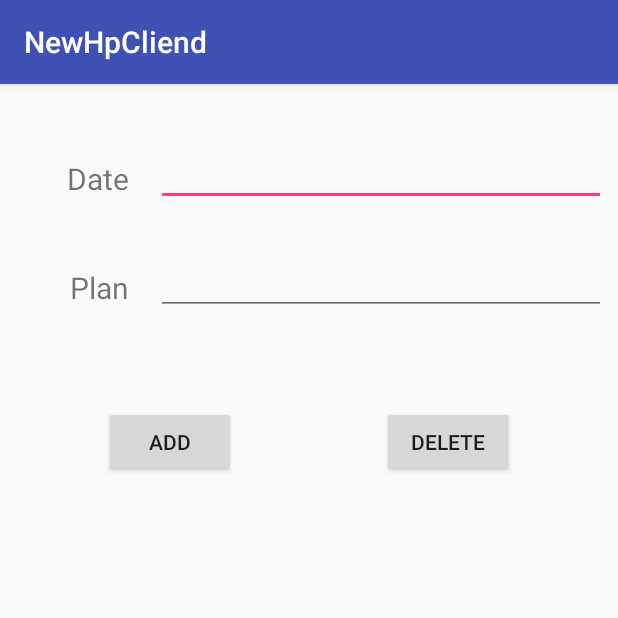
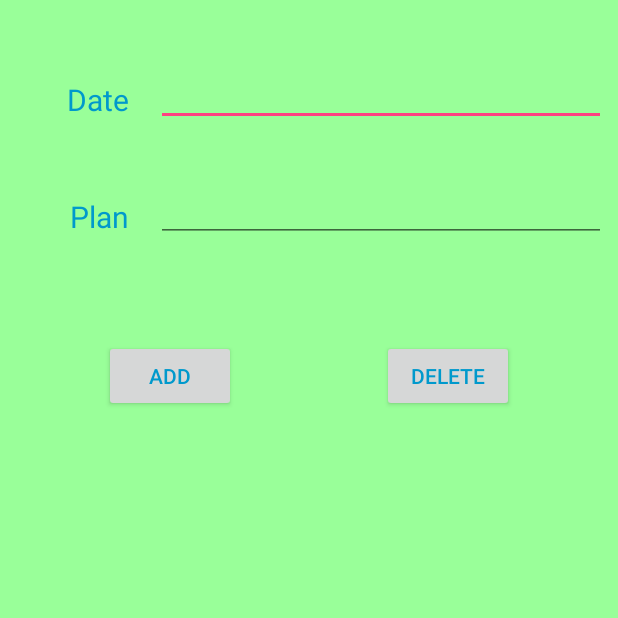
Before and after one commit to Acytoo/NewHpClient, an Android app: the EditPlanActivity screen opened directly, with no data from a screen before it, on a phone screen of 412 x 824 dp, the top half of it. Run offline under Robolectric (Android 15) with nearby library versions, the phone set to English and light mode, and no system bars.

Commit message:
changed layout

```diff
--- a/app/src/main/java/com/acytoo/newhpcliend/EditPlanActivity.java
+++ b/app/src/main/java/com/acytoo/newhpcliend/EditPlanActivity.java
@@ -1,5 +1,8 @@
 package com.acytoo.newhpcliend;
 
+import android.graphics.Color;
+import android.os.Build;
+import android.support.v7.app.ActionBar;
 import android.support.v7.app.AppCompatActivity;
 import android.os.Bundle;
 import android.util.Log;
@@ -22,6 +25,17 @@ public class EditPlanActivity extends AppCompatActivity {
         super.onCreate(savedInstanceState);
         setContentView(R.layout.activity_edit_plan);
 
+        if (Build.VERSION.SDK_INT >= 21) {
+            View decorView = getWindow().getDecorView();
+            int option = View.SYSTEM_UI_FLAG_LAYOUT_FULLSCREEN
+                    | View.SYSTEM_UI_FLAG_LAYOUT_STABLE;
+            decorView.setSystemUiVisibility(option);
+            getWindow().setStatusBarColor(Color.TRANSPARENT);
+            ActionBar actionBar = getSupportActionBar();
+            if (actionBar != null) {
+                actionBar.hide();
+            }
+        }
         addButton = findViewById(R.id.addButton);
         deleteButton = findViewById(R.id.deleteButton);
         dateInput = findViewById(R.id.editDate);
@@ -67,7 +81,6 @@ public class EditPlanActivity extends AppCompatActivity {
         planBoard.setText(todaysPlans);
         dateInput.setText("");
         planInput.setText("");
-        //Log.i("nothing", "Showed Today's Plans ");
     }
 
 
--- a/app/src/main/res/layout/activity_edit_plan.xml
+++ b/app/src/main/res/layout/activity_edit_plan.xml
@@ -5,6 +5,7 @@
     android:id="@+id/planInput"
     android:layout_width="match_parent"
     android:layout_height="match_parent"
+    android:background="#99ff99"
     tools:context=".EditPlanActivity">
 
     <TextView
@@ -16,6 +17,7 @@
         android:layout_marginStart="8dp"
         android:layout_marginTop="8dp"
         android:text="@string/date"
+        android:textColor="#0099cc"
         android:textSize="20sp"
         app:layout_constraintBottom_toBottomOf="parent"
         app:layout_constraintEnd_toStartOf="@+id/editDate"
@@ -35,6 +37,7 @@
         android:ems="10"
         android:gravity="center"
         android:inputType="date"
+        android:textColor="#0099cc"
         app:layout_constraintBottom_toBottomOf="parent"
         app:layout_constraintEnd_toEndOf="parent"
         app:layout_constraintHorizontal_bias="1.0"
@@ -52,6 +55,7 @@
         android:layout_marginTop="8dp"
         android:text="@string/plan"
         android:textSize="20sp"
+        android:textColor="#0099cc"
         app:layout_constraintBottom_toBottomOf="parent"
         app:layout_constraintEnd_toStartOf="@+id/editDate"
         app:layout_constraintHorizontal_bias="0.789"
@@ -69,6 +73,7 @@
         android:layout_marginTop="8dp"
         android:ems="10"
         android:gravity="center"
+        android:textColor="#0099cc"
         android:inputType="textPersonName"
         app:layout_constraintBottom_toBottomOf="parent"
         app:layout_constraintEnd_toEndOf="parent"
@@ -86,6 +91,7 @@
         android:layout_marginStart="8dp"
         android:layout_marginTop="8dp"
         android:text="@string/add"
+        android:textColor="#0099cc"
         app:layout_constraintBottom_toBottomOf="parent"
         app:layout_constraintEnd_toEndOf="parent"
         app:layout_constraintHorizontal_bias="0.2"
@@ -102,6 +108,7 @@
         android:layout_marginStart="8dp"
         android:layout_marginTop="8dp"
         android:text="@string/delete"
+        android:textColor="#0099cc"
         app:layout_constraintBottom_toBottomOf="parent"
         app:layout_constraintEnd_toEndOf="parent"
         app:layout_constraintHorizontal_bias="0.8"
@@ -117,6 +124,7 @@
         android:layout_marginEnd="8dp"
         android:layout_marginStart="8dp"
         android:layout_marginTop="8dp"
+        android:textColor="#0099cc"
         app:layout_constraintBottom_toBottomOf="parent"
         app:layout_constraintEnd_toEndOf="parent"
         app:layout_constraintHorizontal_bias="0.0"
--- a/app/src/main/res/layout/activity_fullscreen.xml
+++ b/app/src/main/res/layout/activity_fullscreen.xml
@@ -7,9 +7,6 @@
     android:background="#0099cc"
     tools:context=".FullscreenActivity">
 
-    <!-- The primary full-screen view. This can be replaced with whatever view
-         is needed to present your content, e.g. VideoView, SurfaceView,
-         TextureView, etc. -->
 
 
     <TextView
--- a/app/src/main/res/layout/activity_login.xml
+++ b/app/src/main/res/layout/activity_login.xml
@@ -3,6 +3,7 @@
     xmlns:tools="http://schemas.android.com/tools"
     android:layout_width="match_parent"
     android:layout_height="match_parent"
+    android:background="#0099cc"
     android:gravity="center_horizontal"
     android:orientation="vertical"
     android:paddingBottom="@dimen/activity_vertical_margin"
```
Also changed, not shown: app/src/main/java/com/acytoo/newhpcliend/FullscreenActivity.java (+6 -6 lines), app/src/main/java/com/acytoo/newhpcliend/LoginActivity.java (+13 -1 lines).
